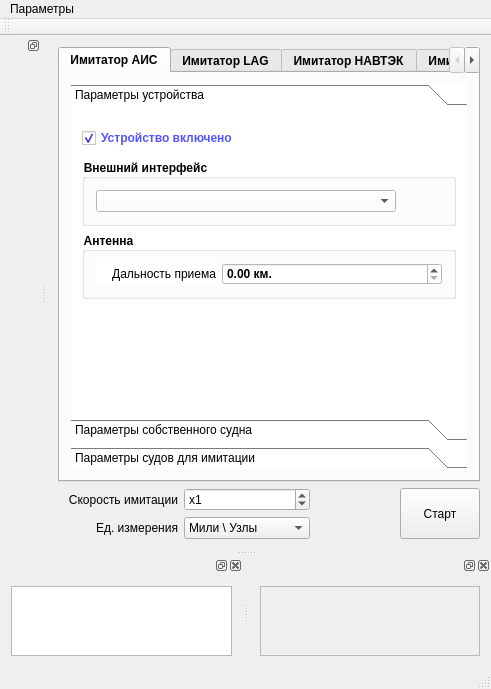
Above: Emulator/mainwindow.ui from breton75/R-Card before the change. Below: the same form after it.
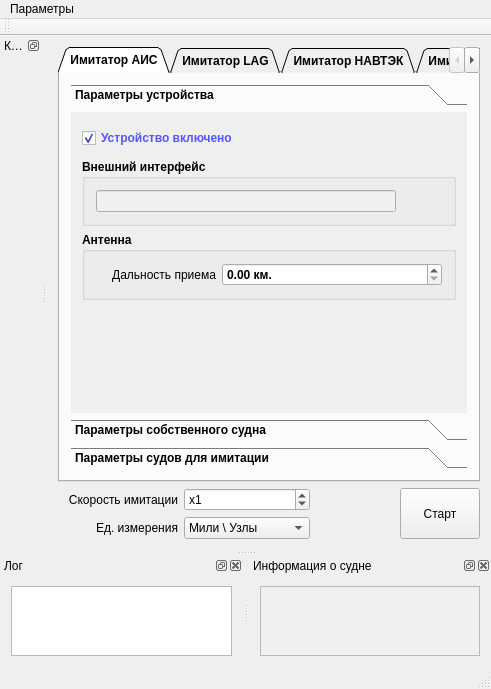
That is the form after the change. The open tabs and pages were chosen to show the change. Icons and pictures are not drawn.

What changed in the file:
```diff
--- a/Emulator/mainwindow.ui
+++ b/Emulator/mainwindow.ui
@@ -20,7 +20,7 @@
       <item>
        <widget class="QTabWidget" name="tabWidget">
         <property name="sizePolicy">
-         <sizepolicy hsizetype="Preferred" vsizetype="Expanding">
+         <sizepolicy hsizetype="Minimum" vsizetype="Expanding">
           <horstretch>0</horstretch>
           <verstretch>0</verstretch>
          </sizepolicy>
@@ -34,6 +34,9 @@
         <property name="tabPosition">
          <enum>QTabWidget::North</enum>
         </property>
+        <property name="tabShape">
+         <enum>QTabWidget::Triangular</enum>
+        </property>
         <property name="currentIndex">
          <number>0</number>
         </property>
@@ -44,9 +47,6 @@
          <layout class="QVBoxLayout" name="verticalLayout_8">
           <item>
            <widget class="QToolBox" name="toolBox">
-            <property name="styleSheet">
-             <string notr="true">background-color: rgb(255, 255, 255);</string>
-            </property>
             <property name="currentIndex">
              <number>2</number>
             </property>
@@ -55,8 +55,8 @@
               <rect>
                <x>0</x>
                <y>0</y>
-               <width>236</width>
-               <height>176</height>
+               <width>383</width>
+               <height>276</height>
               </rect>
              </property>
              <attribute name="label">
@@ -101,13 +101,20 @@
                 </property>
                 <layout class="QHBoxLayout" name="horizontalLayout_11">
                  <item>
-                  <widget class="QComboBox" name="cbAISSelectInterface">
+                  <widget class="QLineEdit" name="editAISSerialInterface">
                    <property name="font">
                     <font>
                      <weight>50</weight>
                      <bold>false</bold>
                     </font>
                    </property>
+                   <property name="styleSheet">
+                    <string notr="true">background-color: rgb(240, 240, 240);
+color: rgb(0, 0, 127);</string>
+                   </property>
+                   <property name="readOnly">
+                    <bool>true</bool>
+                   </property>
                   </widget>
                  </item>
                  <item>
@@ -1226,6 +1233,9 @@
    <property name="features">
     <set>QDockWidget::DockWidgetFloatable|QDockWidget::DockWidgetMovable</set>
    </property>
+   <property name="windowTitle">
+    <string>Карта</string>
+   </property>
    <attribute name="dockWidgetArea">
     <number>1</number>
    </attribute>
@@ -1234,6 +1244,9 @@
    </widget>
   </widget>
   <widget class="QDockWidget" name="dockLog">
+   <property name="windowTitle">
+    <string>Лог</string>
+   </property>
    <attribute name="dockWidgetArea">
     <number>8</number>
    </attribute>
@@ -1249,6 +1262,9 @@
    <property name="floating">
     <bool>true</bool>
    </property>
+   <property name="windowTitle">
+    <string>Информация о судне</string>
+   </property>
    <attribute name="dockWidgetArea">
     <number>8</number>
    </attribute>
```
Left out of the diff: 17 changed lines with no effect on the pictures.
